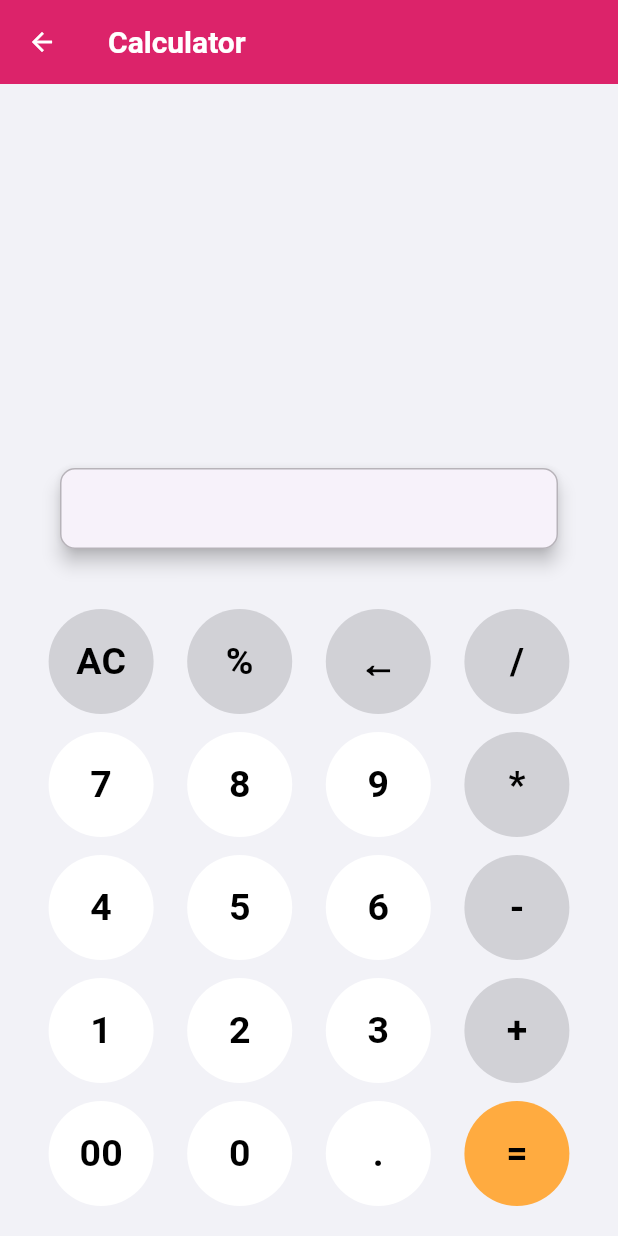
After one commit to apeksha123227/Flutter_Project, a Flutter app: the Calculator_Screen screen opened directly, on a phone screen of 412 x 824 dp. The commit adds this screen. Run offline on Flutter 3.47's test engine with Material 3 defaults, Android fonts, the phone set to English and light mode, and no system bars; missing offline and left inert: svg_image; network calls fail; project files that could hold a hidden picture were left out.

Commit message:
calculator done

```diff
--- a/lib/CommonFunctions.dart
+++ b/lib/Common Functions/Common_Functions.dart
@@ -2,7 +2,8 @@ import 'dart:math';
 
 import 'package:flutter/material.dart';
 
-class Commonfunctions {
+class Common_Functions {
+
   static Color getRandomColor() {
     Random random = Random();
     return Color.fromARGB(
@@ -13,7 +14,7 @@ class Commonfunctions {
     ); // Blue 0-255)
   }
 
-  static CommonAppBar(BuildContext context, String title) {
+  static GetAppBar(BuildContext context, String title) {
     return AppBar(
       title: Text(
         title,
--- /dev/null
+++ b/lib/Projects/Calculator/Calculator_Screen.dart
@@ -0,0 +1,228 @@
+import 'package:flutter/cupertino.dart';
+import 'package:flutter/material.dart';
+
+import '../../Common Functions/Common_Functions.dart';
+
+class Calculator_Screen extends StatefulWidget {
+  const Calculator_Screen({super.key});
+
+  @override
+  State<Calculator_Screen> createState() => _Calculator_ScreenState();
+}
+
+class _Calculator_ScreenState extends State<Calculator_Screen> {
+  double num1 = 0;
+  double num2 = 0;
+  String operator = "";
+  bool isSecond = false;
+
+  double calculate(double n1, double n2, String op) {
+    switch (op) {
+      case "+":
+        return n1 + n2;
+      case "-":
+        return n1 - n2;
+      case "*":
+        return n1 * n2;
+      case "/":
+        return n1 / n2;
+      case "%":
+        return n1 / n2;
+      default:
+        return 0;
+    }
+  }
+
+  void removeOneDigit() {
+    if (controller.text.isNotEmpty) {
+      controller.text = controller.text.substring(
+        0,
+        controller.text.length - 1,
+      );
+    }
+  }
+
+  void buttonClick(String value) {
+    setState(() {
+      if (value == "AC") {
+        controller.clear();
+        num1 = 0;
+        num2 = 0;
+        operator = "";
+        return;
+      }
+      if (value == "←") {
+        removeOneDigit();
+        return;
+      }
+      if (value == "+" ||
+          value == "-" ||
+          value == "*" ||
+          value == "/" ||
+          value == "%") {
+        num1 = double.parse(controller.text);
+        operator = value;
+        isSecond = true;
+        controller.text = "$num1 $value ";
+        return;
+      }
+      if (value == "=") {
+        num2 = double.parse(controller.text);
+        double result = calculate(num1, num2, operator);
+        controller.text = result.toString();
+        return;
+      }
+      if (isSecond == true) {
+        controller.text = value;
+        isSecond = false;
+      } else {
+        controller.text += value;
+      }
+    });
+  }
+
+  Widget gebutButton(String num, Color color) {
+    return InkWell(
+      onTap: () {
+        buttonClick(num);
+      },
+      child: Container(
+        alignment: Alignment.center,
+        width: 70,
+        height: 70,
+        decoration: BoxDecoration(shape: BoxShape.circle, color: color),
+        child: Text(
+          num,
+          style: TextStyle(
+            color: Colors.black,
+            fontSize: 25,
+            fontWeight: FontWeight.bold,
+          ),
+          selectionColor: Colors.green,
+        ),
+      ),
+    );
+  }
+
+  TextEditingController controller = TextEditingController();
+
+  @override
+  Widget build(BuildContext context) {
+    final screen_Width = MediaQuery.of(context).size.width;
+    final screen_Height = MediaQuery.of(context).size.height;
+
+    return Scaffold(
+      appBar: Common_Functions.GetAppBar(context, "Calculator"),
+      body: Container(
+        alignment: Alignment.bottomCenter,
+        height: screen_Height,
+        width: screen_Width,
+        color: CupertinoColors.systemGrey6,
+        child: Padding(
+          padding: const EdgeInsets.symmetric(horizontal: 10, vertical: 20),
+          child: Expanded(
+            child: Column(
+              mainAxisAlignment: MainAxisAlignment.end,
+              children: [
+                Row(
+                  crossAxisAlignment: CrossAxisAlignment.end,
+
+                  children: [
+                    Expanded(
+                      child: Padding(
+                        padding: const EdgeInsets.symmetric(
+                          horizontal: 20,
+                          vertical: 30,
+                        ),
+                        child: Card(
+                          elevation: 5,
+                          shape: RoundedRectangleBorder(
+                            borderRadius: BorderRadius.circular(10),
+                            side: BorderSide(color: Colors.black26, width: 1),
+                          ),
+                          margin: EdgeInsets.symmetric(
+                            vertical: 10,
+                            horizontal: 10,
+                          ),
+
+                          child: TextField(
+                            controller: controller,
+                            maxLines: 1,
+                            textAlign: TextAlign.center,
+                            decoration: InputDecoration(
+                              border: InputBorder.none,
+                            ),
+                            style: TextStyle(
+                              color: Colors.black,
+                              fontSize: 25,
+                              fontWeight: FontWeight.bold,
+                            ),
+                            readOnly: true,
+                            showCursor: true,
+                          ),
+                        ),
+                      ),
+                    ),
+                  ],
+                ),
+                Row(
+                  mainAxisAlignment: MainAxisAlignment.spaceEvenly,
+                  children: [
+                    gebutButton("AC", CupertinoColors.systemGrey4),
+                    gebutButton("%", CupertinoColors.systemGrey4),
+                    gebutButton("←", CupertinoColors.systemGrey4),
+                    gebutButton("/", CupertinoColors.systemGrey4),
+                  ],
+                ),
+                SizedBox(height: 12),
+                Row(
+                  crossAxisAlignment: CrossAxisAlignment.end,
+                  mainAxisAlignment: MainAxisAlignment.spaceEvenly,
+                  children: [
+                    gebutButton("7", Colors.white),
+                    gebutButton("8", Colors.white),
+                    gebutButton("9", Colors.white),
+                    gebutButton("*", CupertinoColors.systemGrey4),
+                  ],
+                ),
+                SizedBox(height: 12),
+                Row(
+                  crossAxisAlignment: CrossAxisAlignment.end,
+                  mainAxisAlignment: MainAxisAlignment.spaceEvenly,
+                  children: [
+                    gebutButton("4", Colors.white),
+                    gebutButton("5", Colors.white),
+                    gebutButton("6", Colors.white),
+                    gebutButton("-", CupertinoColors.systemGrey4),
+                  ],
+                ),
+                SizedBox(height: 12),
+                Row(
+                  crossAxisAlignment: CrossAxisAlignment.end,
+                  mainAxisAlignment: MainAxisAlignment.spaceEvenly,
+                  children: [
+                    gebutButton("1", Colors.white),
+                    gebutButton("2", Colors.white),
+                    gebutButton("3", Colors.white),
+                    gebutButton("+", CupertinoColors.systemGrey4),
+                  ],
+                ),
+                SizedBox(height: 12),
+                Row(
+                  crossAxisAlignment: CrossAxisAlignment.end,
+                  mainAxisAlignment: MainAxisAlignment.spaceEvenly,
+                  children: [
+                    gebutButton("00", Colors.white),
+                    gebutButton("0", Colors.white),
+                    gebutButton(".", Colors.white),
+                    gebutButton("=", Colors.orangeAccent),
+                  ],
+                ),
+              ],
+            ),
+          ),
+        ),
+      ),
+    );
+  }
+}
--- a/lib/DisplayScren.dart
+++ b/lib/Tasks/SignIn_Signup/DisplayScren.dart
@@ -1,6 +1,7 @@
 import 'package:flutter/material.dart';
 
-import 'CommonFunctions.dart';
+import '../../Common Functions/Common_Functions.dart';
+
 
 class Displayscren extends StatefulWidget {
   const Displayscren({super.key});
@@ -15,7 +16,7 @@ class _DisplayscrenState extends State<Displayscren> {
     String arg = ModalRoute.of(context)!.settings.arguments as String;
 
     return Scaffold(
-      appBar: Commonfunctions.CommonAppBar(context, "DisplayScreen"),
+      appBar: Common_Functions.GetAppBar(context, "DisplayScreen"),
       body: Container(
         alignment: Alignment.center,
         child: Center(child: Text(arg, style: TextStyle(fontSize: 30))),
--- a/lib/SignIn.dart
+++ b/lib/Tasks/SignIn_Signup/SignIn.dart
@@ -2,7 +2,7 @@ import 'package:flutter/material.dart';
 import 'package:flutter/services.dart';
 
 
-import 'AppColors.dart';
+import '../../Common Functions/AppColors.dart';
 import 'SignUp.dart';
 
 class SignIn extends StatefulWidget {
--- a/lib/SignInSignUp.dart
+++ b/lib/Tasks/SignIn_Signup/SignInSignUp.dart
@@ -1,5 +1,4 @@
 import 'package:flutter/material.dart';
-import 'package:flutter_practice/CommonFunctions.dart';
 import 'package:svg_image/svg_image.dart';
 
 import 'SignIn.dart';
@@ -25,7 +24,7 @@ class _SignInSignUpState extends State<SignInSignUp> {
         child: Column(
           children: [
             SvgImage(
-              'assets/images/background.svg',
+              'assets/images/back.png',
               type: PathType.assets,
               fit: BoxFit.cover,
             ),
--- a/lib/Buttons.dart
+++ b/lib/Topics to covered/Topics/Buttons.dart
@@ -1,7 +1,8 @@
 import 'dart:math';
 
 import 'package:flutter/material.dart';
-import 'package:flutter_practice/CommonFunctions.dart';
+
+import '../../Common Functions/Common_Functions.dart';
 
 class Buttons extends StatelessWidget {
   const Buttons({super.key});
@@ -42,7 +43,7 @@ class Buttons extends StatelessWidget {
     ];
 
     return  Scaffold(
-      appBar: Commonfunctions.CommonAppBar(context, "Buttons Example"),
+      appBar: Common_Functions.GetAppBar(context, "Buttons Example"),
       body: Padding(
         padding: const EdgeInsets.symmetric(horizontal: 15, vertical: 20),
         child: Column(
--- a/lib/Responsive.dart
+++ b/lib/Topics to covered/Topics/Responsive.dart
@@ -1,6 +1,6 @@
 import 'package:flutter/material.dart';
 
-import 'CommonFunctions.dart';
+import '../../Common Functions/Common_Functions.dart';
 
 class Responsive extends StatelessWidget {
   const Responsive({super.key});
@@ -11,7 +11,7 @@ class Responsive extends StatelessWidget {
     double screen_Height = MediaQuery.of(context).size.height;
 
     return Scaffold(
-      appBar: Commonfunctions.CommonAppBar(context, "Responsive Examples"),
+      appBar: Common_Functions.GetAppBar(context, "Responsive Examples"),
 
       body: Container(
         width: screen_Width * 0.5,
--- a/lib/SetStateExample.dart
+++ b/lib/Topics to covered/Topics/SetStateExample.dart
@@ -1,6 +1,6 @@
 import 'package:flutter/material.dart';
 
-import 'CommonFunctions.dart';
+import '../../Common Functions/Common_Functions.dart';
 
 class SetStateExample extends StatefulWidget {
   const SetStateExample({super.key});
@@ -28,7 +28,7 @@ class _SetstateexampleState extends State<SetStateExample> {
 
 
     return Scaffold(
-      appBar: Commonfunctions.CommonAppBar(context, "SetState Examples"),
+      appBar: Common_Functions.GetAppBar(context, "SetState Examples"),
 
       body: Column(
         children: [
--- a/lib/main.dart
+++ b/lib/main.dart
@@ -1,9 +1,9 @@
 import 'package:flutter/cupertino.dart';
 import 'package:flutter/material.dart';
-import 'package:flutter_practice/SignIn.dart';
 
-import 'DisplayScren.dart';
+import 'Tasks/SignIn_Signup/DisplayScren.dart';
 import 'HomeScreen.dart';
+import 'Tasks/SignIn_Signup/SignIn.dart';
 
 void main() {
   runApp(const Myapp_31_Oct_Task());
```
Also changed, not shown: lib/HomeScreen.dart (+81 -16 lines), lib/Projects/Projects_Homescreen.dart (added, +63 -0 lines), lib/Tasks/Tasks_HomeScreen.dart (added, +73 -0 lines), lib/Topics to covered/Topics/GridviewBuilder.dart (renamed from lib/StaggeredGridviewBuilder.dart, +14 -17 lines), lib/Topics to covered/Topics/ListBuilder.dart (renamed from lib/ListBuilder.dart, +4 -3 lines), lib/Topics to covered/Topics/NavigatorExample.dart (renamed from lib/NavigatorExample.dart, +4 -4 lines), lib/Topics to covered/Topics/StaggeredGridviewBuilder.dart (renamed from lib/GridviewBuilder.dart, +18 -13 lines), lib/Topics to covered/Topics_HomeScreen.dart (added, +124 -0 lines), lib/Common Functions/AppColors.dart (renamed from lib/AppColors.dart), lib/Tasks/Login/LoginScreen.dart (renamed from lib/LoginScreen.dart), lib/Tasks/SignIn_Signup/SignUp.dart (renamed from lib/SignUp.dart).
